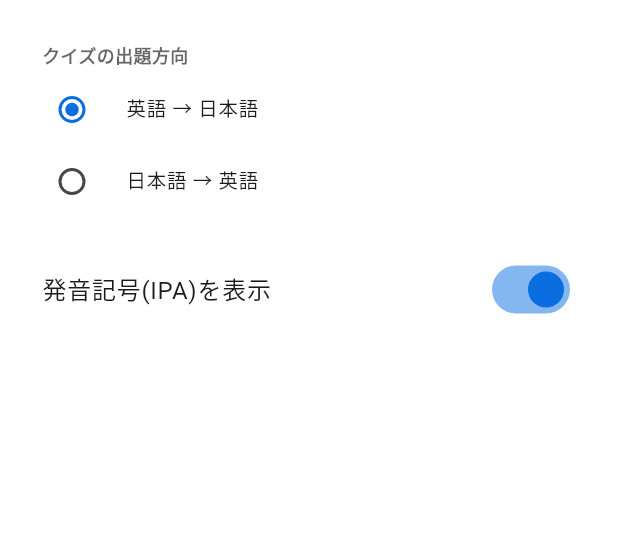
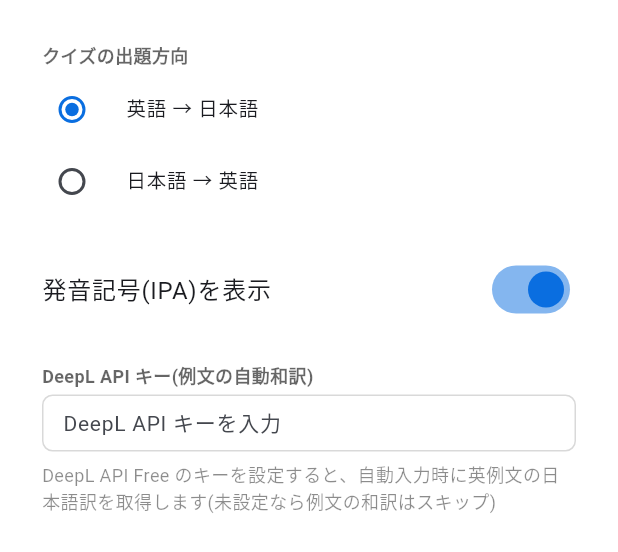
Before and after one commit to koheimikami3/eitangocho, a Flutter app: the SettingsView widget shown alone on an empty page, opened directly, on a phone screen of 412 x 824 dp. Shown: the top 552 px of the screen. Run offline on Flutter 3.47's test engine with Material 3 defaults, Android fonts, the phone set to English and light mode, and no system bars; our stand-ins replace drift, drift_flutter, flutter_riverpod, freezed_annotation, just_audio, riverpod_annotation and 1 more; accounts and stored records are empty; generated files the repository leaves out were written again.

Commit message:
feat: add DeepL API key field to settings
The key itself was added to SettingsState/SettingsNotifier in the
dictionary client commit; this adds the settings UI (plain text field,
saved on change, with a short usage note).

Co-Authored-By: Claude Fable 5 <noreply@anthropic.com>

```diff
--- a/lib/features/settings/presentation/settings_view.dart
+++ b/lib/features/settings/presentation/settings_view.dart
@@ -2,6 +2,7 @@ import 'package:eitangocho/constants/app_colors.dart';
 import 'package:eitangocho/features/settings/data/settings_notifier.dart';
 import 'package:eitangocho/features/settings/domain/quiz_direction.dart';
 import 'package:eitangocho/features/settings/domain/settings_state.dart';
+import 'package:eitangocho/features/settings/presentation/widgets/deepl_api_key_field.dart';
 import 'package:flutter/material.dart';
 import 'package:flutter_riverpod/flutter_riverpod.dart';
 
@@ -54,6 +55,14 @@ class SettingsView extends ConsumerWidget {
                 activeThumbColor: AppColors.accent,
                 onChanged: notifier.setShowIpa,
               ),
+              const SizedBox(height: 20),
+              const _SectionLabel('DeepL API キー(例文の自動和訳)'),
+              DeeplApiKeyField(
+                // controller の初期値は初回 build でしか反映されないため、
+                // 設定のロード完了(hasValue の変化)で作り直して保存値を映す。
+                key: ValueKey(ref.watch(settingsProvider).hasValue),
+                initialValue: settings.deeplApiKey,
+              ),
             ],
           ),
         ),
--- /dev/null
+++ b/lib/features/settings/presentation/widgets/deepl_api_key_field.dart
@@ -0,0 +1,69 @@
+import 'package:eitangocho/constants/app_colors.dart';
+import 'package:eitangocho/features/settings/data/settings_notifier.dart';
+import 'package:flutter/material.dart';
+import 'package:flutter_riverpod/flutter_riverpod.dart';
+
+/// DeepL API キーの入力欄。変更は即保存する(他の設定項目と同じ方針)。
+/// ローカルアプリとして平文保存を許容するため obscureText にはしない。
+class DeeplApiKeyField extends ConsumerStatefulWidget {
+  const DeeplApiKeyField({required this.initialValue, super.key});
+
+  /// 設定ロード済みの現在値(controller の初期値にのみ使う)
+  final String initialValue;
+
+  @override
+  ConsumerState<DeeplApiKeyField> createState() => _DeeplApiKeyFieldState();
+}
+
+class _DeeplApiKeyFieldState extends ConsumerState<DeeplApiKeyField> {
+  late final TextEditingController _controller;
+
+  @override
+  void initState() {
+    super.initState();
+    _controller = TextEditingController(text: widget.initialValue);
+  }
+
+  @override
+  void dispose() {
+    _controller.dispose();
+    super.dispose();
+  }
+
+  @override
+  Widget build(BuildContext context) {
+    return Column(
+      crossAxisAlignment: CrossAxisAlignment.start,
+      children: [
+        TextField(
+          controller: _controller,
+          onChanged: (value) =>
+              ref.read(settingsProvider.notifier).setDeeplApiKey(value),
+          style: const TextStyle(fontSize: 14),
+          decoration: InputDecoration(
+            isDense: true,
+            hintText: 'DeepL API キーを入力',
+            contentPadding: const EdgeInsets.symmetric(
+              horizontal: 10,
+              vertical: 8,
+            ),
+            border: OutlineInputBorder(
+              borderRadius: BorderRadius.circular(7),
+              borderSide: const BorderSide(color: AppColors.inputBorder),
+            ),
+            enabledBorder: OutlineInputBorder(
+              borderRadius: BorderRadius.circular(7),
+              borderSide: const BorderSide(color: AppColors.inputBorder),
+            ),
+          ),
+        ),
+        const SizedBox(height: 6),
+        const Text(
+          'DeepL API Free のキーを設定すると、自動入力時に英例文の日本語訳を'
+          '取得します(未設定なら例文の和訳はスキップ)',
+          style: TextStyle(fontSize: 12, color: AppColors.textTertiary),
+        ),
+      ],
+    );
+  }
+}
```
